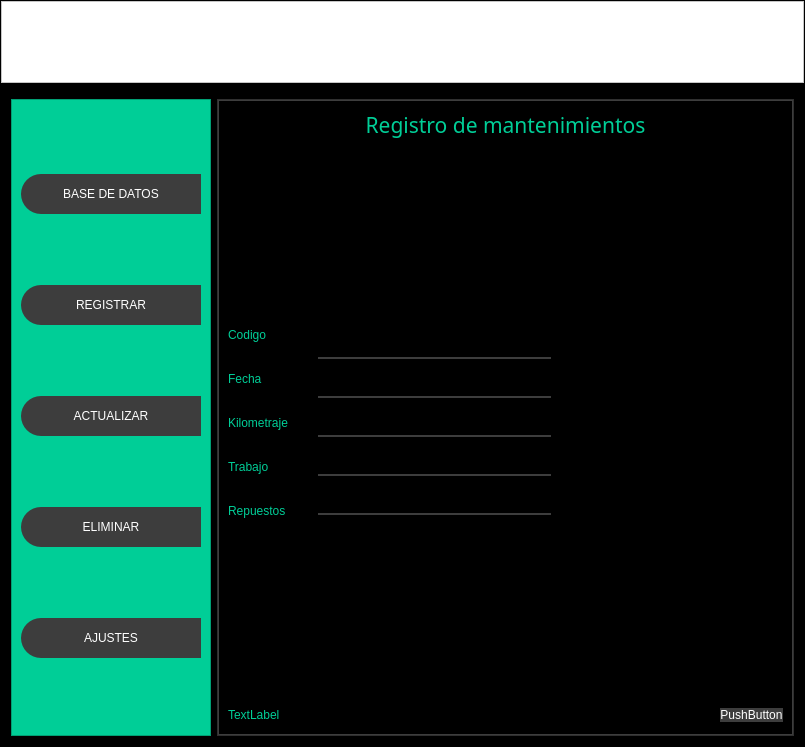
The window that Proyecto/mante.ui (AlejoKng/Proyecto) describes before a commit, drawn with Qt 5.
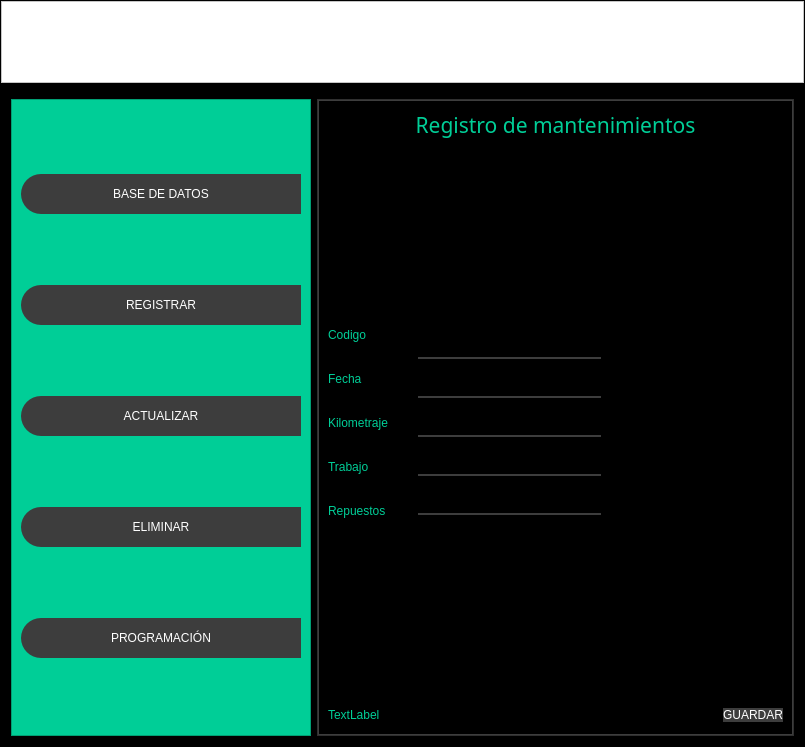
The same window after the commit. The open tabs and pages were chosen to show the change. Icons and pictures are not drawn.

Patch:
```diff
--- a/Proyecto/mante.ui
+++ b/Proyecto/mante.ui
@@ -178,7 +178,7 @@
            <widget class="QFrame" name="frame_control">
             <property name="minimumSize">
              <size>
-              <width>200</width>
+              <width>300</width>
               <height>0</height>
              </size>
             </property>
@@ -317,7 +317,7 @@
                 </size>
                </property>
                <property name="text">
-                <string>AJUSTES</string>
+                <string>PROGRAMACIÓN</string>
                </property>
                <property name="icon">
                 <iconset>
@@ -689,7 +689,7 @@
                     <font>
                      <family>Arial Black</family>
                      <pointsize>16</pointsize>
-                     <weight>11</weight>
+                     <weight>10</weight>
                      <italic>false</italic>
                      <bold>false</bold>
                     </font>
@@ -872,7 +872,7 @@
                    <item>
                     <widget class="QPushButton" name="pushButton">
                      <property name="text">
-                      <string>PushButton</string>
+                      <string>GUARDAR</string>
                      </property>
                     </widget>
                    </item>
```
Left out of the diff: 54 changed lines with no effect on the pictures.
